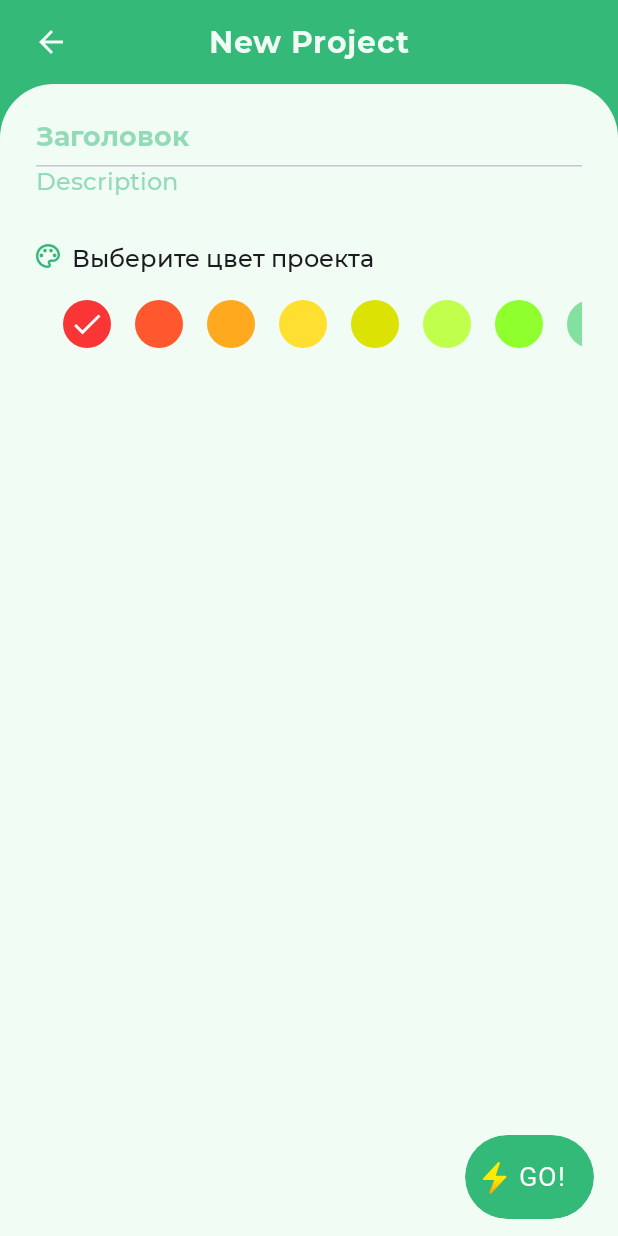
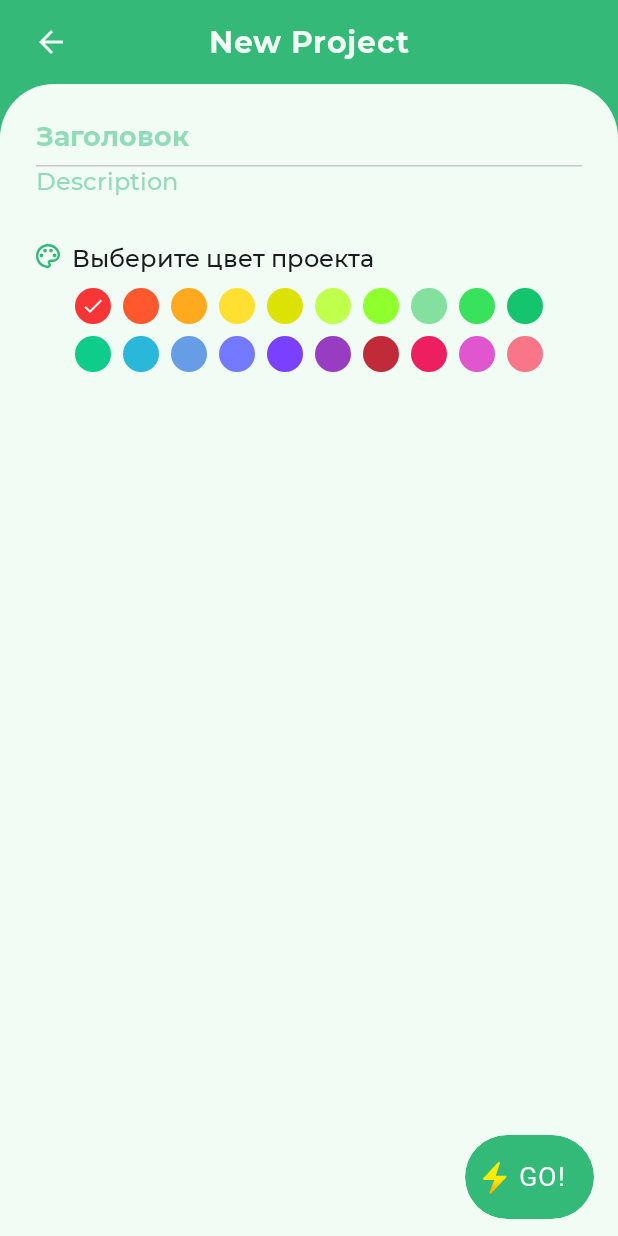
Before and after one commit to dmitrysukhov96/LifeTracker, an Android app built with Jetpack Compose: the NewProjectScreen screen opened through its navigation route, on a phone screen of 412 x 824 dp. Run offline under Robolectric (Android 15) with nearby library versions, the phone set to English and light mode, and no system bars; our stand-ins replace Dagger/Hilt's generated code, Room's generated code, accompanist; Roboto replaces fonts that are not available here.

Commit message:
Доделал палитру цветов по дизайну

```diff
--- a/app/src/main/java/com/dmitrysukhov/lifetracker/projects/NewProjectScreen.kt
+++ b/app/src/main/java/com/dmitrysukhov/lifetracker/projects/NewProjectScreen.kt
@@ -3,7 +3,7 @@ package com.dmitrysukhov.lifetracker.projects
 import androidx.compose.foundation.Image
 import androidx.compose.foundation.background
 import androidx.compose.foundation.clickable
-import androidx.compose.foundation.horizontalScroll
+import androidx.compose.foundation.layout.Arrangement
 import androidx.compose.foundation.layout.Box
 import androidx.compose.foundation.layout.Column
 import androidx.compose.foundation.layout.Row
@@ -13,7 +13,6 @@ import androidx.compose.foundation.layout.fillMaxWidth
 import androidx.compose.foundation.layout.height
 import androidx.compose.foundation.layout.padding
 import androidx.compose.foundation.layout.size
-import androidx.compose.foundation.rememberScrollState
 import androidx.compose.foundation.shape.CircleShape
 import androidx.compose.foundation.text.BasicTextField
 import androidx.compose.material.icons.Icons
@@ -110,8 +109,12 @@ fun NewProjectScreen(setTopBarState: (TopBarState) -> Unit, navController: NavHo
             modifier = Modifier.fillMaxWidth()
         )
         Column(Modifier.padding(top = 32.dp)) {
-            Row () {
-                Image(painter = painterResource(R.drawable.palette), contentDescription = "", Modifier.padding(end = 8.dp))
+            Row (Modifier.padding(bottom = 10.dp)){
+                Image(
+                    painter = painterResource(R.drawable.palette),
+                    contentDescription = "",
+                    Modifier.padding(end = 8.dp)
+                )
                 Text(text = "Выберите цвет проекта", style = H2)
             }
             val colors = listOf(
@@ -139,28 +142,54 @@ fun NewProjectScreen(setTopBarState: (TopBarState) -> Unit, navController: NavHo
 
             var selectedColor by remember { mutableStateOf(colors[0]) }
 
-            Row(
-                modifier = Modifier
-                    .horizontalScroll(rememberScrollState())
-                    .padding(10.dp)
+            Box(
+                modifier = Modifier.fillMaxWidth(),
+                contentAlignment = Alignment.Center
             ) {
-                colors.forEach { color ->
+                Column(horizontalAlignment = Alignment.CenterHorizontally) {
+                    Row(horizontalArrangement = Arrangement.spacedBy(8.dp)) {
+                        for (i in 0 until 10) {
                             Box(
                                 contentAlignment = Alignment.Center,
                                 modifier = Modifier
-                            .size(48.dp)
-                            .padding(8.dp)
+                                    .size(24.dp)
                                     .clip(CircleShape)
-                            .background(color)
-                            .clickable { selectedColor = color }
+                                    .background(colors[i])
+                                    .clickable { selectedColor = colors[i] }
                             ) {
-                        if (selectedColor == color) {
+                                if (selectedColor == colors[i]) {
                                     Icon(
                                         imageVector = Icons.Default.Check,
-                                contentDescription = "Выбран",
+                                        contentDescription = null,
                                         tint = Color.White,
-                                modifier = Modifier.size(24.dp)
+                                        modifier = Modifier.size(16.dp)
                                     )
+                                }
+                            }
+                        }
+                    }
+
+                    Spacer(Modifier.padding(4.dp))
+
+                    Row(horizontalArrangement = Arrangement.spacedBy(8.dp)) {
+                        for (i in 10 until 20) {
+                            Box(
+                                contentAlignment = Alignment.Center,
+                                modifier = Modifier
+                                    .size(24.dp)
+                                    .clip(CircleShape)
+                                    .background(colors[i])
+                                    .clickable { selectedColor = colors[i] }
+                            ) {
+                                if (selectedColor == colors[i]) {
+                                    Icon(
+                                        imageVector = Icons.Default.Check,
+                                        contentDescription = null,
+                                        tint = Color.White,
+                                        modifier = Modifier.size(16.dp)
+                                    )
+                                }
+                            }
                         }
                     }
                 }
```
Lines whose indentation alone changed are shown as unchanged.
